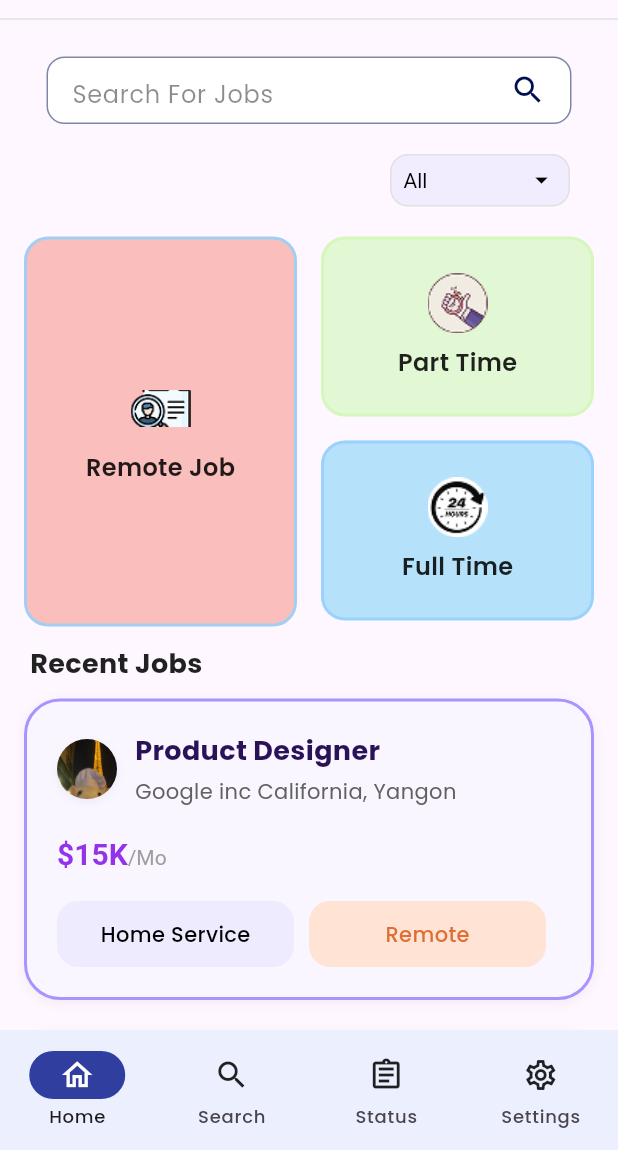
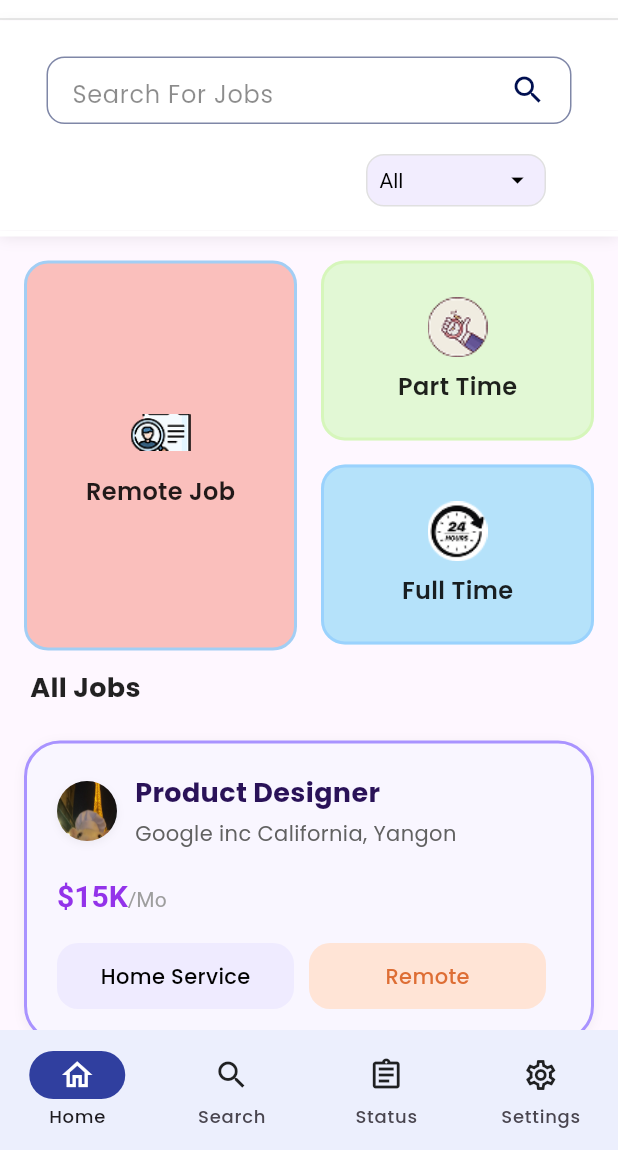
Before and after one commit to nypoclary/easy_hire, a Flutter app: the HomeScreen screen opened by its route, on a phone screen of 412 x 824 dp, the part 86-1236 px from its top. Run offline on Flutter 3.47's test engine with Material 3 defaults, Android fonts, the phone set to English and light mode, and no system bars; our stand-ins replace firebase_core, flutter_riverpod, go_router, google_fonts, google_sign_in; accounts and stored records are empty.

Commit message:
home_screen scrollable fix

```diff
--- a/lib/features/home/view/home_screen.dart
+++ b/lib/features/home/view/home_screen.dart
@@ -59,11 +59,31 @@ class HomeScreen extends ConsumerWidget {
         child: Column(
           crossAxisAlignment: CrossAxisAlignment.start,
           children: [
-            Header(
+            // header section with solid background
+            Container(
+              color: Colors.white,
+              child: Header(
                 title: 'Welcome to EasyHire',
                 hasAddButton: true,
                 hasBackButton: false,
               ),
+            ),
+
+            // Search bar and location filter with elevation
+            Container(
+              decoration: BoxDecoration(
+                color: Colors.white,
+                boxShadow: [
+                  BoxShadow(
+                    color: Colors.black.withOpacity(0.1),
+                    blurRadius: 8,
+                    offset: Offset(0, 4),
+                  ),
+                ],
+              ),
+              padding: EdgeInsets.fromLTRB(16, 0, 16, 16),
+              child: Column(
+                children: [
                   SizedBox(height: 24),
                   JobSearchBar(
                     onChanged: (query) {
@@ -74,13 +94,28 @@ class HomeScreen extends ConsumerWidget {
                   LocationFilterChip(
                     locationOptions: ['All', 'Yangon', 'Mandalay', 'Naypyitaw'],
                   ),
-            SizedBox(height: 20),
+                ],
+              ),
+            ),
+            Container(
+              height: 4,
+              color: Colors.white,
+            ),
+
+            // Scrollable content
+            Expanded(
+              child: ClipRRect( // Clip the scrollable content
+                child: filteredJobs.isEmpty
+                    ? Center(child: Text('No jobs found in $selectedLocation'))
+                    : ListView(
+                  physics: const ClampingScrollPhysics(),
+                  padding: EdgeInsets.only(top: 16),
+                  children: [
                     JobFilterOptions(),
-            const SizedBox(height: 12),
                     Padding(
-              padding: const EdgeInsets.symmetric(horizontal: 20),
+                      padding: const EdgeInsets.only(top: 12.0, left: 20.0, right: 20.0),
                       child: Text(
-                'Recent Jobs',
+                        'All Jobs',
                         style: TextStyle(
                           fontSize: 18,
                           fontWeight: FontWeight.bold,
@@ -88,15 +123,10 @@ class HomeScreen extends ConsumerWidget {
                         ),
                       ),
                     ),
-            Expanded(
-              child: filteredJobs.isEmpty
-                  ? Center(child: Text('No jobs found in $selectedLocation'))
-                  : ListView.builder(
-                      padding: EdgeInsets.symmetric(horizontal: 16),
-                      itemCount: filteredJobs.length,
-                      itemBuilder: (context, index) {
-                        final job = filteredJobs[index];
-                        return JobCardWidget(
+                    SizedBox(height: 12),
+                    ...filteredJobs.map((job) => Padding(
+                      padding: const EdgeInsets.symmetric(horizontal: 16.0),
+                      child: JobCardWidget(
                         role: job['role'] as String,
                         company: job['company'] as String,
                         salary: job['salary'] as String,
@@ -106,8 +136,10 @@ class HomeScreen extends ConsumerWidget {
                         onTap: () {
                           debugPrint('🟣 Card tapped!');
                         },
-                        );
-                      },
+                      ),
+                    )),
+                  ],
+                ),
               ),
             ),
           ],
```
Also changed, not shown: pubspec.lock. Lines whose indentation alone changed are shown as unchanged.
